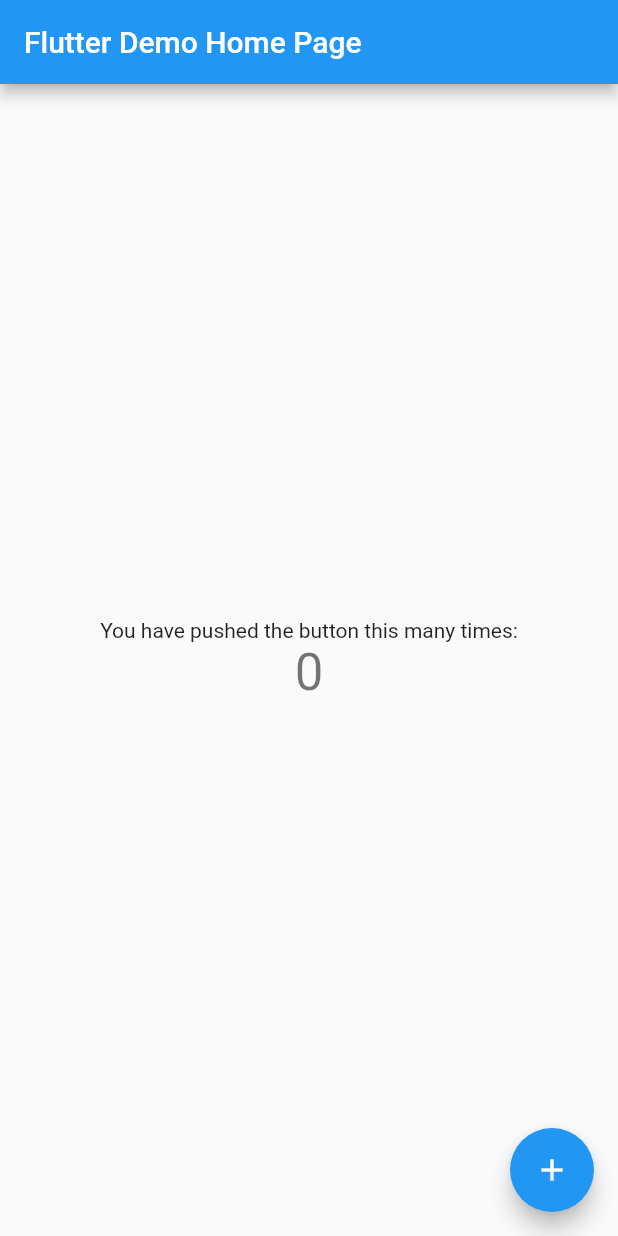
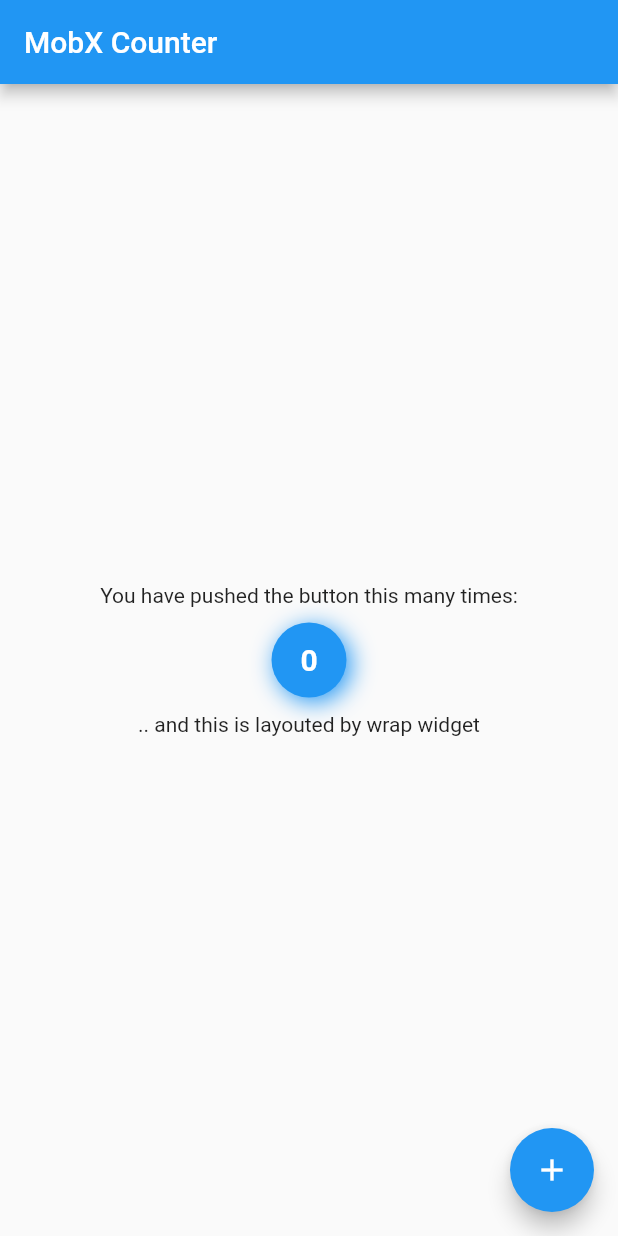
Before and after one commit to hyazinthe/flutter_app, a Flutter app: the screen it shows after launch, on a phone screen of 412 x 824 dp. Run offline on Flutter 3.47's test engine with Material 2 defaults, Android fonts, the phone set to English and light mode, and no system bars; our stand-ins replace flutter_mobx, mobx; missing offline and left inert: speech_recognition; generated files the repository leaves out were written again.

Commit message:
mobx counter added

```diff
--- a/lib/main.dart
+++ b/lib/main.dart
@@ -1,111 +1,6 @@
+import './src/app.dart';
 import 'package:flutter/material.dart';
 
-void main() => runApp(MyApp());
-
-class MyApp extends StatelessWidget {
-  // This widget is the root of your application.
-  @override
-  Widget build(BuildContext context) {
-    return MaterialApp(
-      title: 'Flutter Demo',
-      theme: ThemeData(
-        // This is the theme of your application.
-        //
-        // Try running your application with "flutter run". You'll see the
-        // application has a blue toolbar. Then, without quitting the app, try
-        // changing the primarySwatch below to Colors.green and then invoke
-        // "hot reload" (press "r" in the console where you ran "flutter run",
-        // or simply save your changes to "hot reload" in a Flutter IDE).
-        // Notice that the counter didn't reset back to zero; the application
-        // is not restarted.
-        primarySwatch: Colors.blue,
-      ),
-      home: MyHomePage(title: 'Flutter Demo Home Page'),
-    );
-  }
+void main() {
+  runApp(App());
 }
-
-class MyHomePage extends StatefulWidget {
-  MyHomePage({Key key, this.title}) : super(key: key);
-
-  // This widget is the home page of your application. It is stateful, meaning
-  // that it has a State object (defined below) that contains fields that affect
-  // how it looks.
-
-  // This class is the configuration for the state. It holds the values (in this
-  // case the title) provided by the parent (in this case the App widget) and
-  // used by the build method of the State. Fields in a Widget subclass are
-  // always marked "final".
-
-  final String title;
-
-  @override
-  _MyHomePageState createState() => _MyHomePageState();
-}
-
-class _MyHomePageState extends State<MyHomePage> {
-  int _counter = 0;
-
-  void _incrementCounter() {
-    setState(() {
-      // This call to setState tells the Flutter framework that something has
-      // changed in this State, which causes it to rerun the build method below
-      // so that the display can reflect the updated values. If we changed
-      // _counter without calling setState(), then the build method would not be
-      // called again, and so nothing would appear to happen.
-      _counter++;
-    });
-  }
-
-  @override
-  Widget build(BuildContext context) {
-    // This method is rerun every time setState is called, for instance as done
-    // by the _incrementCounter method above.
-    //
-    // The Flutter framework has been optimized to make rerunning build methods
-    // fast, so that you can just rebuild anything that needs updating rather
-    // than having to individually change instances of widgets.
-    return Scaffold(
-      appBar: AppBar(
-        // Here we take the value from the MyHomePage object that was created by
-        // the App.build method, and use it to set our appbar title.
-        title: Text(widget.title),
-      ),
-      body: Center(
-        // Center is a layout widget. It takes a single child and positions it
-        // in the middle of the parent.
-        child: Column(
-          // Column is also a layout widget. It takes a list of children and
-          // arranges them vertically. By default, it sizes itself to fit its
-          // children horizontally, and tries to be as tall as its parent.
-          //
-          // Invoke "debug painting" (press "p" in the console, choose the
-          // "Toggle Debug Paint" action from the Flutter Inspector in Android
-          // Studio, or the "Toggle Debug Paint" command in Visual Studio Code)
-          // to see the wireframe for each widget.
-          //
-          // Column has various properties to control how it sizes itself and
-          // how it positions its children. Here we use mainAxisAlignment to
-          // center the children vertically; the main axis here is the vertical
-          // axis because Columns are vertical (the cross axis would be
-          // horizontal).
-          mainAxisAlignment: MainAxisAlignment.center,
-          children: <Widget>[
-            Text(
-              'You have pushed the button this many times:',
-            ),
-            Text(
-              '$_counter',
-              style: Theme.of(context).textTheme.display1,
-            ),
-          ],
-        ),
-      ),
-      floatingActionButton: FloatingActionButton(
-        onPressed: _incrementCounter,
-        tooltip: 'Increment',
-        child: Icon(Icons.add),
-      ), // This trailing comma makes auto-formatting nicer for build methods.
-    );
-  }
-}
--- /dev/null
+++ b/lib/src/app.dart
@@ -0,0 +1,9 @@
+import 'package:flutter/material.dart';
+import 'package:flutter_app/src/screen/mobxcounter.dart';
+import './screen/home.dart';
+
+class App extends StatelessWidget {
+  Widget build(BuildContext context) {
+    return MaterialApp(home: MobxCounter());
+  }
+}
--- /dev/null
+++ b/lib/src/screen/home.dart
@@ -0,0 +1,36 @@
+import 'package:flutter/material.dart';
+import '../widgets/bubble.dart';
+
+class HomeScreen extends StatefulWidget {
+  @override
+  State<StatefulWidget> createState() {
+    return HomeScreenState();
+  }
+}
+
+class HomeScreenState extends State<HomeScreen> {
+  int counter = 0;
+
+  build(BuildContext context) {
+    return Scaffold(
+        floatingActionButton: FloatingActionButton(
+          onPressed: () {
+            print("test");
+            setState(() {
+              counter++;
+            });
+          },
+          child: Icon(Icons.plus_one),
+        ),
+        appBar: AppBar(
+          title: Text("Counter Example"),
+        ),
+        body: Center(
+            child: Wrap(
+          direction: Axis.horizontal,
+          children: <Widget>[
+            Bubble(text: '$counter'),
+          ],
+        )));
+  }
+}
--- /dev/null
+++ b/lib/src/screen/mobxcounter.dart
@@ -0,0 +1,45 @@
+import 'package:flutter/material.dart';
+import '../widgets/bubble.dart';
+import 'package:flutter/material.dart';
+import 'package:flutter_mobx/flutter_mobx.dart';
+import '../store/counter.dart';
+
+final counter = Counter();
+
+class MobxCounter extends StatefulWidget {
+  createState() {
+    return MobxCounterState();
+  }
+}
+
+class MobxCounterState extends State<MobxCounter> {
+  @override
+  Widget build(BuildContext context) {
+    return Scaffold(
+      appBar: AppBar(title: Text("MobX Counter")),
+      floatingActionButton: FloatingActionButton(
+        onPressed: counter.increment,
+        tooltip: 'Increment',
+        child: Icon(Icons.add),
+      ),
+      body: Center(
+        child: Wrap(
+          direction: Axis.vertical,
+          alignment: WrapAlignment.spaceEvenly,
+          crossAxisAlignment: WrapCrossAlignment.center,
+          children: <Widget>[
+            Text(
+              'You have pushed the button this many times:',
+            ),
+            Observer(
+              builder: (_) => Bubble(text: '${counter.value}'),
+            ),
+            Text(
+              '.. and this is layouted by wrap widget',
+            ),
+          ],
+        ),
+      ),
+    );
+  }
+}
--- /dev/null
+++ b/lib/src/speech/recognition.dart
@@ -0,0 +1 @@
+import 'package:speech_recognition/speech_recognition.dart';
--- /dev/null
+++ b/lib/src/store/counter.dart
@@ -0,0 +1,18 @@
+import 'package:mobx/mobx.dart';
+
+// Include generated file
+part 'counter.g.dart';
+
+// This is the class used by rest of your codebase
+class Counter = _Counter with _$Counter;
+
+// The store-class
+abstract class _Counter with Store {
+  @observable
+  int value = 0;
+
+  @action
+  void increment() {
+    value++;
+  }
+}
--- /dev/null
+++ b/lib/src/widgets/bubble.dart
@@ -0,0 +1,33 @@
+import 'package:flutter/material.dart';
+
+class Bubble extends StatelessWidget {
+  String text;
+
+  Bubble({this.text});
+
+  Widget build(BuildContext context) {
+    return Container(
+      width: 50.0,
+      height: 50.0,
+      margin: EdgeInsets.all(10.0),
+      child: Center(
+          child: Row(
+        mainAxisAlignment: MainAxisAlignment.center,
+        children: <Widget>[
+          Text(text,
+              style: TextStyle(
+                  fontWeight: FontWeight.bold,
+                  color: Colors.white,
+                  fontSize: 20.0))
+        ],
+      )),
+      decoration: BoxDecoration(boxShadow: [
+        BoxShadow(
+          color: Colors.blue,
+          offset: new Offset(3.0, 3.0),
+          blurRadius: 13.0,
+        )
+      ], color: Colors.blue, borderRadius: BorderRadius.circular(25.0)),
+    );
+  }
+}
```
Also changed, not shown: pubspec.yaml (+5 -7 lines), lib/src/store/counter.g.dart (added), pubspec.lock.
